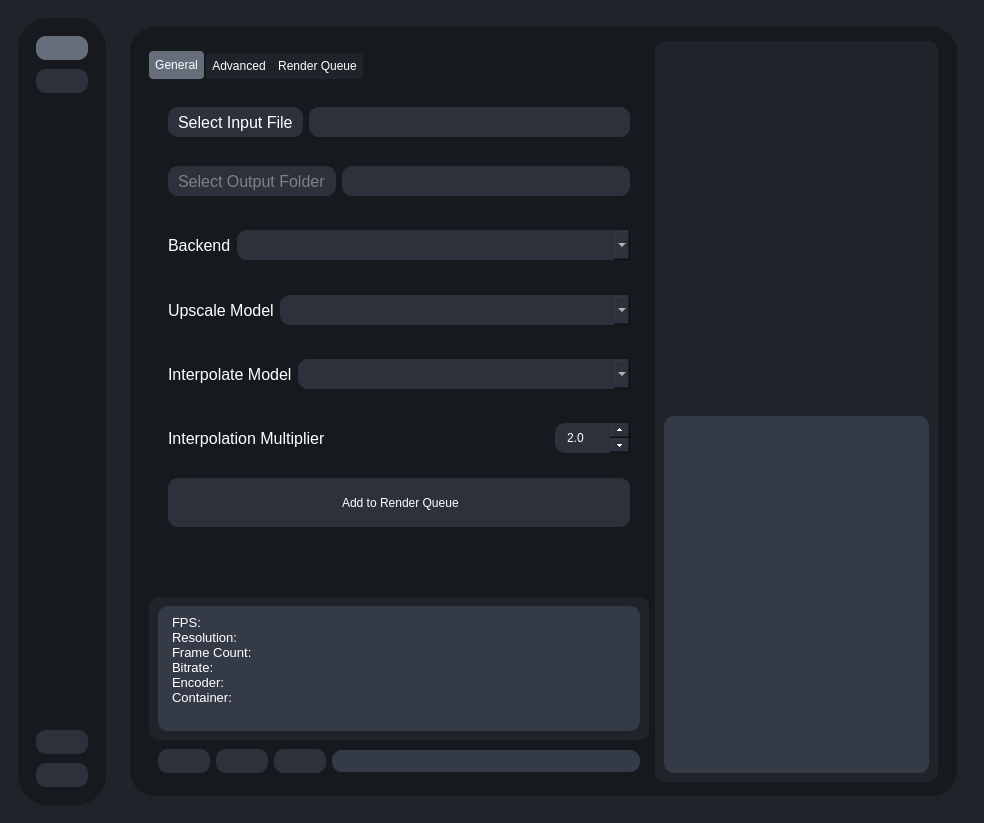
The window that testRVEInterface.ui (gokulmc/enhance_crop) describes before a commit, drawn with Qt 5.
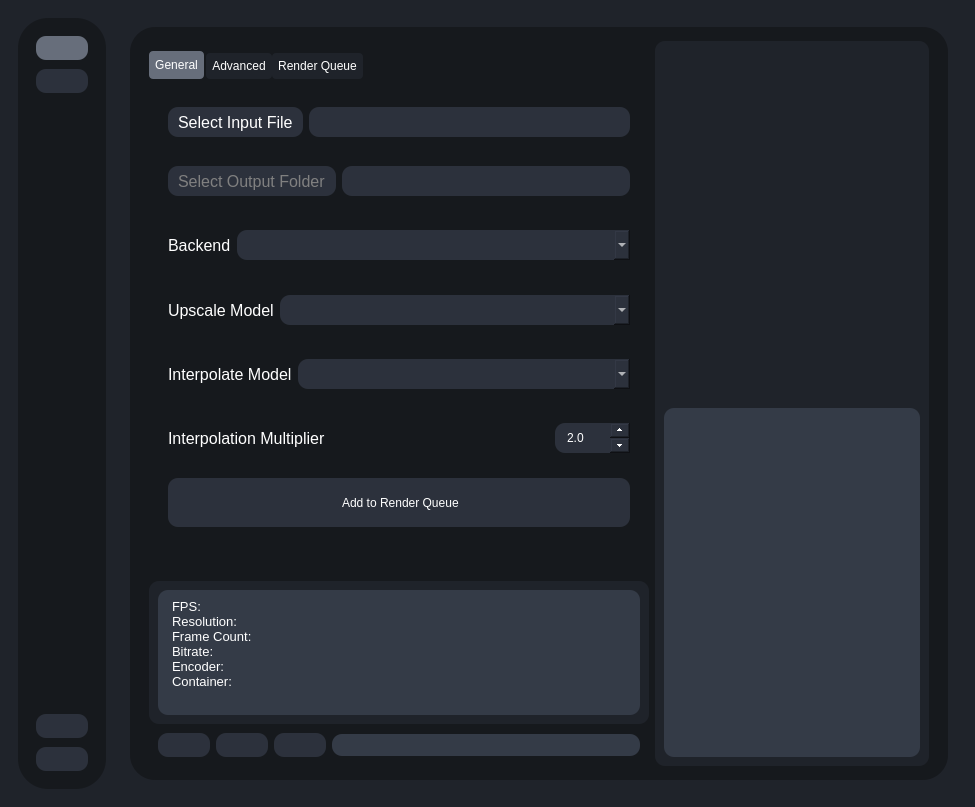
The same window after the commit. Icons and pictures are not drawn.

Diff of the .ui file:
```diff
--- a/testRVEInterface.ui
+++ b/testRVEInterface.ui
@@ -6,8 +6,8 @@
    <rect>
     <x>0</x>
     <y>0</y>
-    <width>984</width>
-    <height>823</height>
+    <width>0</width>
+    <height>0</height>
    </rect>
   </property>
   <property name="sizePolicy">
```
Left out of the diff: 219 changed lines with no effect on the pictures.
